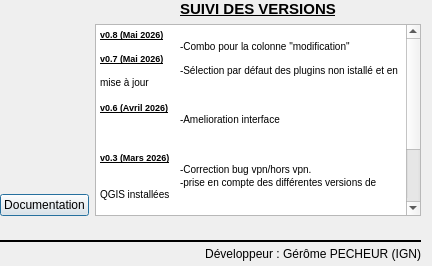
Before: the Qt Designer form aproposde.ui in IGNF/installateur-qgis, drawn with Qt 5.
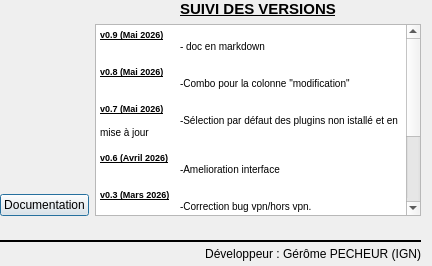
After: the same form once the commit is applied. Icons and pictures are not drawn.

The edit to the form file:
```diff
--- a/aproposde.ui
+++ b/aproposde.ui
@@ -107,15 +107,18 @@
 &lt;html&gt;&lt;head&gt;&lt;meta name=&quot;qrichtext&quot; content=&quot;1&quot; /&gt;&lt;style type=&quot;text/css&quot;&gt;
 p, li { white-space: pre-wrap; }
 &lt;/style&gt;&lt;/head&gt;&lt;body style=&quot; font-family:'MS Shell Dlg 2'; font-size:8.25pt; font-weight:400; font-style:normal;&quot;&gt;
+&lt;p style=&quot; margin-top:0px; margin-bottom:0px; margin-left:0px; margin-right:0px; -qt-block-indent:0; text-indent:0px;&quot;&gt;&lt;span style=&quot; font-size:7pt; font-weight:600; text-decoration: underline;&quot;&gt;v0.9 (Mai 2026)&lt;/span&gt;&lt;/p&gt;
+&lt;p style=&quot; margin-top:0px; margin-bottom:0px; margin-left:0px; margin-right:0px; -qt-block-indent:0; text-indent:0px;&quot;&gt;&lt;span style=&quot; font-size:7pt;&quot;&gt;	&lt;/span&gt;&lt;span style=&quot; font-size:7.8pt;&quot;&gt;- doc en markdown&lt;/span&gt;&lt;/p&gt;
+&lt;p style=&quot;-qt-paragraph-type:empty; margin-top:0px; margin-bottom:0px; margin-left:0px; margin-right:0px; -qt-block-indent:0; text-indent:0px; font-size:7.8pt;&quot;&gt;&lt;br /&gt;&lt;/p&gt;
 &lt;p style=&quot; margin-top:0px; margin-bottom:0px; margin-left:0px; margin-right:0px; -qt-block-indent:0; text-indent:0px;&quot;&gt;&lt;span style=&quot; font-size:7pt; font-weight:600; text-decoration: underline;&quot;&gt;v0.8 (Mai 2026)&lt;/span&gt;&lt;/p&gt;
 &lt;p style=&quot; margin-top:0px; margin-bottom:0px; margin-left:0px; margin-right:0px; -qt-block-indent:0; text-indent:0px;&quot;&gt;&lt;span style=&quot; font-size:7pt;&quot;&gt;	&lt;/span&gt;&lt;span style=&quot; font-size:7.8pt;&quot;&gt;-Combo pour la colonne &amp;quot;modification&amp;quot;&lt;/span&gt;&lt;/p&gt;
+&lt;p style=&quot;-qt-paragraph-type:empty; margin-top:0px; margin-bottom:0px; margin-left:0px; margin-right:0px; -qt-block-indent:0; text-indent:0px; font-size:7.8pt;&quot;&gt;&lt;br /&gt;&lt;/p&gt;
 &lt;p style=&quot; margin-top:0px; margin-bottom:0px; margin-left:0px; margin-right:0px; -qt-block-indent:0; text-indent:0px;&quot;&gt;&lt;span style=&quot; font-size:7pt; font-weight:600; text-decoration: underline;&quot;&gt;v0.7 (Mai 2026)&lt;/span&gt;&lt;/p&gt;
 &lt;p style=&quot; margin-top:0px; margin-bottom:0px; margin-left:0px; margin-right:0px; -qt-block-indent:0; text-indent:0px;&quot;&gt;&lt;span style=&quot; font-size:7pt;&quot;&gt;	&lt;/span&gt;&lt;span style=&quot; font-size:7.8pt;&quot;&gt;-Sélection par défaut des plugins non istallé et en mise à jour&lt;/span&gt;&lt;/p&gt;
 &lt;p style=&quot;-qt-paragraph-type:empty; margin-top:0px; margin-bottom:0px; margin-left:0px; margin-right:0px; -qt-block-indent:0; text-indent:0px; font-size:7.8pt;&quot;&gt;&lt;br /&gt;&lt;/p&gt;
 &lt;p style=&quot; margin-top:0px; margin-bottom:0px; margin-left:0px; margin-right:0px; -qt-block-indent:0; text-indent:0px;&quot;&gt;&lt;span style=&quot; font-size:7pt; font-weight:600; text-decoration: underline;&quot;&gt;v0.6 (Avril 2026)&lt;/span&gt;&lt;/p&gt;
 &lt;p style=&quot; margin-top:0px; margin-bottom:0px; margin-left:0px; margin-right:0px; -qt-block-indent:0; text-indent:0px;&quot;&gt;&lt;span style=&quot; font-size:7pt;&quot;&gt;	&lt;/span&gt;&lt;span style=&quot; font-size:7.8pt;&quot;&gt;-Amelioration interface&lt;/span&gt;&lt;/p&gt;
 &lt;p style=&quot; margin-top:0px; margin-bottom:0px; margin-left:0px; margin-right:0px; -qt-block-indent:0; text-indent:0px;&quot;&gt;&lt;span style=&quot; font-size:7.8pt;&quot;&gt;	&lt;/span&gt;&lt;/p&gt;
-&lt;p style=&quot;-qt-paragraph-type:empty; margin-top:0px; margin-bottom:0px; margin-left:0px; margin-right:0px; -qt-block-indent:0; text-indent:0px; font-size:7.8pt;&quot;&gt;&lt;br /&gt;&lt;/p&gt;
 &lt;p style=&quot; margin-top:0px; margin-bottom:0px; margin-left:0px; margin-right:0px; -qt-block-indent:0; text-indent:0px;&quot;&gt;&lt;span style=&quot; font-size:7pt; font-weight:600; text-decoration: underline;&quot;&gt;v0.3 (Mars 2026)&lt;/span&gt;&lt;/p&gt;
 &lt;p style=&quot; margin-top:0px; margin-bottom:0px; margin-left:0px; margin-right:0px; -qt-block-indent:0; text-indent:0px;&quot;&gt;&lt;span style=&quot; font-size:7pt;&quot;&gt;	&lt;/span&gt;&lt;span style=&quot; font-size:7.8pt;&quot;&gt;-Correction bug vpn/hors vpn.&lt;/span&gt;&lt;/p&gt;
 &lt;p style=&quot; margin-top:0px; margin-bottom:0px; margin-left:0px; margin-right:0px; -qt-block-indent:0; text-indent:0px;&quot;&gt;&lt;span style=&quot; font-size:7.8pt;&quot;&gt;	-prise en compte des différentes versions de QGIS installées&lt;/span&gt;&lt;/p&gt;
```
